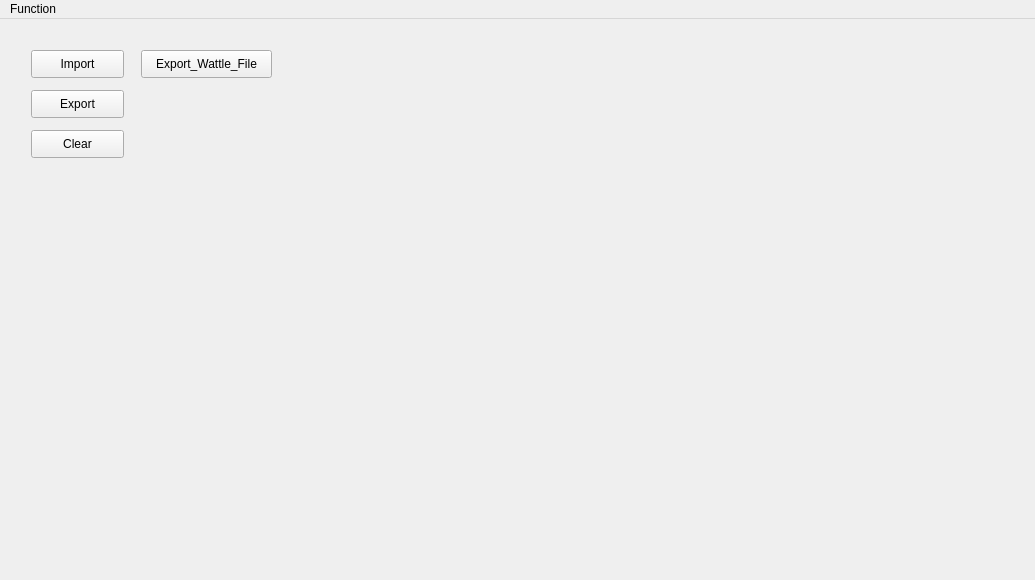
Old version of the form Menters-and-Mentees-Matching-Program/mainwindow.ui in the repository shuanglengyunji/Menters-and-Mentees-Matching-Program.
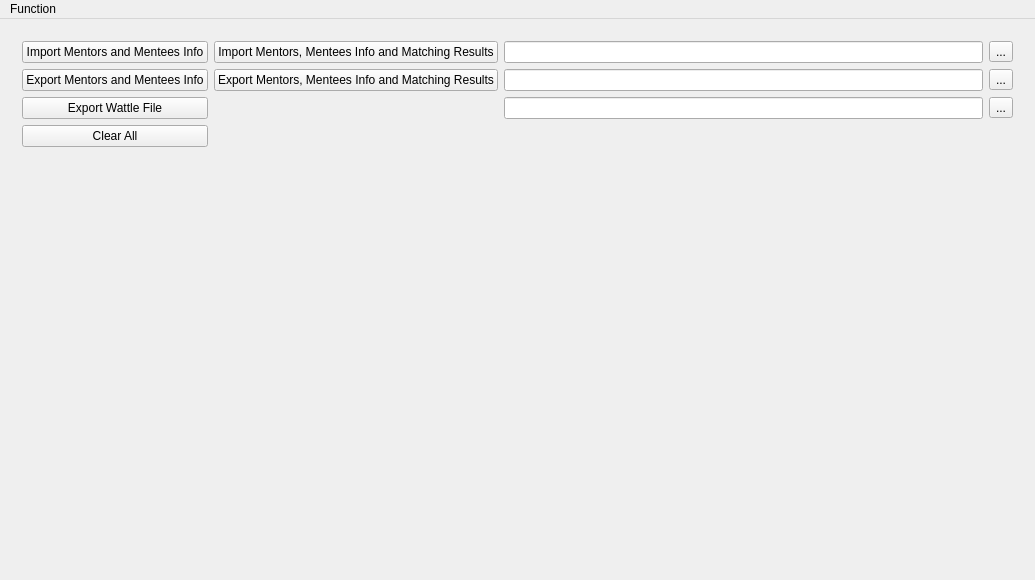
New version of the form. The open tabs and pages were chosen to show the change. Icons and pictures are not drawn.

Commit message: Finish Import and Export.

The edit to the form file:
```diff
--- a/Menters-and-Mentees-Matching-Program/mainwindow.ui
+++ b/Menters-and-Mentees-Matching-Program/mainwindow.ui
@@ -42,58 +42,97 @@
          <number>2</number>
         </property>
         <widget class="QWidget" name="page_manage">
+         <layout class="QGridLayout" name="gridLayout_7">
+          <item row="0" column="0">
+           <layout class="QGridLayout" name="gridLayout_6">
+            <item row="0" column="0">
          <widget class="QPushButton" name="pushButton_manage_import">
-          <property name="geometry">
-           <rect>
-            <x>20</x>
-            <y>20</y>
-            <width>93</width>
-            <height>28</height>
-           </rect>
-          </property>
           <property name="text">
-           <string>Import</string>
-          </property>
-         </widget>
-         <widget class="QPushButton" name="pushButton_manage_export">
-          <property name="geometry">
-           <rect>
-            <x>20</x>
-            <y>60</y>
-            <width>93</width>
-            <height>28</height>
-           </rect>
-          </property>
+               <string>Import Mentors and Mentees Info</string>
+              </property>
+             </widget>
+            </item>
+            <item row="1" column="1">
+             <widget class="QPushButton" name="pushButton_manage_export_match">
           <property name="text">
-           <string>Export</string>
-          </property>
-         </widget>
+               <string>Export Mentors, Mentees Info and Matching Results</string>
+              </property>
+             </widget>
+            </item>
+            <item row="3" column="0">
          <widget class="QPushButton" name="pushButton_manage_clear">
-          <property name="geometry">
-           <rect>
-            <x>20</x>
-            <y>100</y>
-            <width>93</width>
-            <height>28</height>
-           </rect>
-          </property>
+              <property name="text">
+               <string>Clear All</string>
+              </property>
+             </widget>
+            </item>
+            <item row="0" column="2">
+             <widget class="QLineEdit" name="lineEdit_import_path"/>
+            </item>
+            <item row="0" column="1">
+             <widget class="QPushButton" name="pushButton_manage_import_match">
           <property name="text">
-           <string>Clear</string>
-          </property>
-         </widget>
+               <string>Import Mentors, Mentees Info and Matching Results</string>
+              </property>
+             </widget>
+            </item>
+            <item row="0" column="3">
+             <widget class="QToolButton" name="toolButton_import_path">
+              <property name="text">
+               <string>...</string>
+              </property>
+             </widget>
+            </item>
+            <item row="1" column="2">
+             <widget class="QLineEdit" name="lineEdit_export_path"/>
+            </item>
+            <item row="2" column="3">
+             <widget class="QToolButton" name="toolButton_wattle_file_path">
+              <property name="text">
+               <string>...</string>
+              </property>
+             </widget>
+            </item>
+            <item row="1" column="0">
+             <widget class="QPushButton" name="pushButton_manage_export">
+              <property name="text">
+               <string>Export Mentors and Mentees Info</string>
+              </property>
+             </widget>
+            </item>
+            <item row="2" column="2">
+             <widget class="QLineEdit" name="lineEdit_wattle_file_path"/>
+            </item>
+            <item row="1" column="3">
+             <widget class="QToolButton" name="toolButton_export_path">
+              <property name="text">
+               <string>...</string>
+              </property>
+             </widget>
+            </item>
+            <item row="2" column="0">
          <widget class="QPushButton" name="pushButton_manage_export_wattle">
-          <property name="geometry">
-           <rect>
-            <x>130</x>
-            <y>20</y>
-            <width>131</width>
-            <height>28</height>
-           </rect>
-          </property>
           <property name="text">
-           <string>Export_Wattle_File</string>
-          </property>
-         </widget>
+               <string>Export Wattle File</string>
+              </property>
+             </widget>
+            </item>
+           </layout>
+          </item>
+          <item row="1" column="0">
+           <spacer name="verticalSpacer_2">
+            <property name="orientation">
+             <enum>Qt::Vertical</enum>
+            </property>
+            <property name="sizeHint" stdset="0">
+             <size>
+              <width>20</width>
+              <height>40</height>
+             </size>
+            </property>
+           </spacer>
+          </item>
+         </layout>
         </widget>
         <widget class="QWidget" name="page_mentors">
          <layout class="QGridLayout" name="gridLayout_3">
```
Left out of the diff: 2 changed lines with no effect on the pictures. Lines whose indentation alone changed are shown as unchanged. The commit also changes 5 other files.
